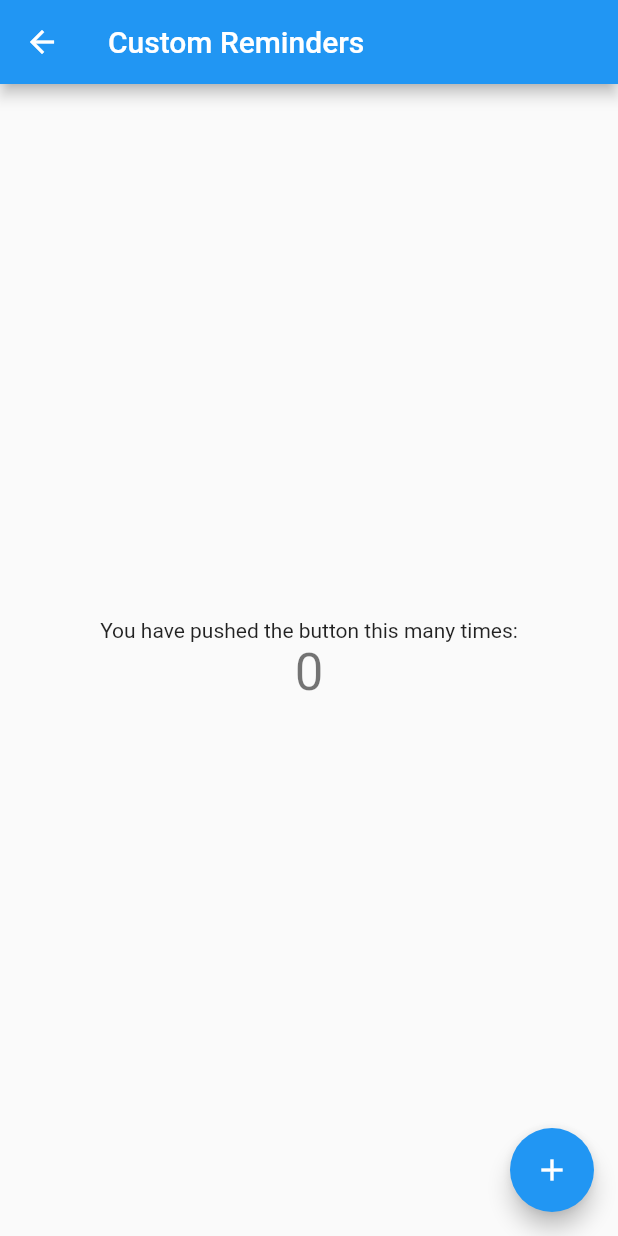
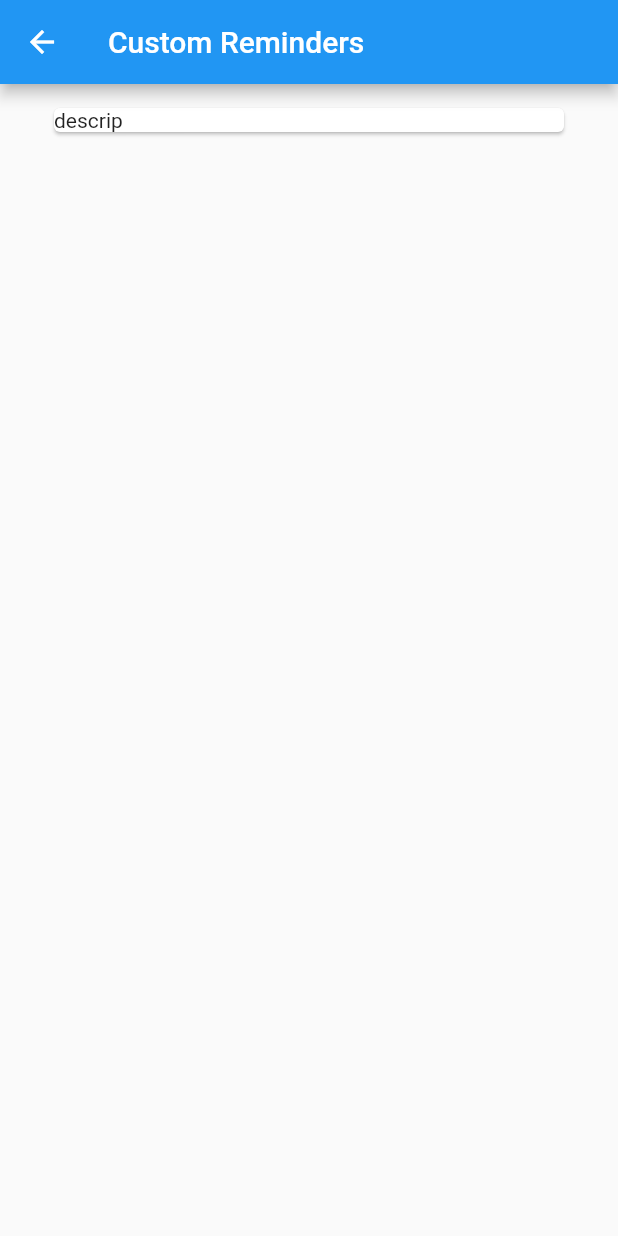
Before and after one commit to guneet446/custom_reminders, a Flutter app: the CustomReminders screen opened directly, on a phone screen of 412 x 824 dp. Run offline on Flutter 3.47's test engine with Material 2 defaults, Android fonts, the phone set to English and light mode, and no system bars.

Commit message:
Basic Layout II

```diff
--- /dev/null
+++ b/lib/CustomReminderCard.dart
@@ -0,0 +1,16 @@
+import 'package:flutter/cupertino.dart';
+import 'package:flutter/material.dart';
+import 'CustomReminderDetails.dart';
+
+class CustomReminderCard extends StatelessWidget {
+  final CustomReminderDetails customReminder;
+  CustomReminderCard({this.customReminder});
+
+  @override
+  Widget build(BuildContext context) {
+    return Card(
+      margin: EdgeInsets.fromLTRB(36, 16, 36, 0),
+      child: Text(customReminder.description),
+    );
+  }
+}
--- /dev/null
+++ b/lib/CustomReminderDetails.dart
@@ -0,0 +1,7 @@
+class CustomReminderDetails {
+  String description;
+  DateTime reminderDateTime;
+  bool alarmRequired;
+
+  CustomReminderDetails(this.description, this.reminderDateTime, this.alarmRequired);
+}
--- a/lib/CustomReminders.dart
+++ b/lib/CustomReminders.dart
@@ -1,3 +1,5 @@
+import 'package:custom_reminders/CustomReminderCard.dart';
+import 'package:custom_reminders/CustomReminderDetails.dart';
 import 'package:flutter/cupertino.dart';
 import 'package:flutter/material.dart';
 
@@ -5,70 +7,23 @@ class CustomReminders extends StatefulWidget {
   @override
   _CustomRemindersState createState() => _CustomRemindersState();
 }
+List<CustomReminderDetails> customReminders = [CustomReminderDetails('descrip', DateTime.now(), false)];
 
 class _CustomRemindersState extends State<CustomReminders> {
-  int _counter = 0;
-
-  void _incrementCounter() {
-    setState(() {
-      // This call to setState tells the Flutter framework that something has
-      // changed in this State, which causes it to rerun the build method below
-      // so that the display can reflect the updated values. If we changed
-      // _counter without calling setState(), then the build method would not be
-      // called again, and so nothing would appear to happen.
-      _counter++;
-    });
-  }
-
   @override
   Widget build(BuildContext context) {
-    // This method is rerun every time setState is called, for instance as done
-    // by the _incrementCounter method above.
-    //
-    // The Flutter framework has been optimized to make rerunning build methods
-    // fast, so that you can just rebuild anything that needs updating rather
-    // than having to individually change instances of widgets.
     return Scaffold(
       appBar: AppBar(
-        // Here we take the value from the MyHomePage object that was created by
-        // the App.build method, and use it to set our appbar title.
         title: Text("Custom Reminders"),
       ),
-      body: Center(
-        // Center is a layout widget. It takes a single child and positions it
-        // in the middle of the parent.
-        child: Column(
-          // Column is also a layout widget. It takes a list of children and
-          // arranges them vertically. By default, it sizes itself to fit its
-          // children horizontally, and tries to be as tall as its parent.
-          //
-          // Invoke "debug painting" (press "p" in the console, choose the
-          // "Toggle Debug Paint" action from the Flutter Inspector in Android
-          // Studio, or the "Toggle Debug Paint" command in Visual Studio Code)
-          // to see the wireframe for each widget.
-          //
-          // Column has various properties to control how it sizes itself and
-          // how it positions its children. Here we use mainAxisAlignment to
-          // center the children vertically; the main axis here is the vertical
-          // axis because Columns are vertical (the cross axis would be
-          // horizontal).
-          mainAxisAlignment: MainAxisAlignment.center,
-          children: <Widget>[
-            Text(
-              'You have pushed the button this many times:',
-            ),
-            Text(
-              '$_counter',
-              style: Theme.of(context).textTheme.headline4,
-            ),
-          ],
-        ),
+      body: ListView.builder(
+        itemCount: customReminders.length,
+        itemBuilder: (context, index) {
+          return CustomReminderCard(
+            customReminder: customReminders[index],
+          );
+        },
       ),
-      floatingActionButton: FloatingActionButton(
-        onPressed: _incrementCounter,
-        tooltip: 'Increment',
-        child: Icon(Icons.add),
-      ), // This trailing comma makes auto-formatting nicer for build methods.
     );
   }
 }
```
Also changed, not shown: lib/main.dart (+21 -5 lines).
